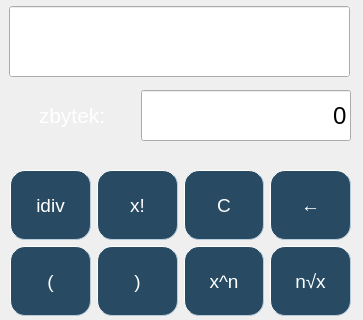
Above: src/ui/mainwindow.ui from Hellman666/ivs_project_2 before the change; both pictures show x 0 to 363 and y 0 to 320 of the 363 by 659 pixel window. Below: the same form after it.
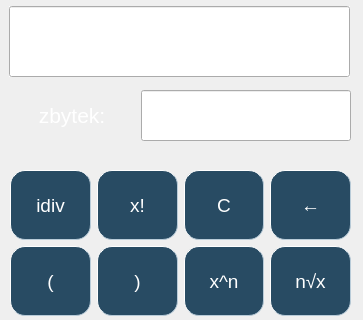
That is the form after the change.

Commit message: ošetření chyb při počítání s kalkulačkou a vypsání ERRORu na Display

```diff
--- a/src/ui/mainwindow.ui
+++ b/src/ui/mainwindow.ui
@@ -961,7 +961,7 @@
         <string notr="true"/>
        </property>
        <property name="text">
-        <string>0</string>
+        <string/>
        </property>
        <property name="alignment">
         <set>Qt::AlignRight|Qt::AlignTrailing|Qt::AlignVCenter</set>
```
The commit also changes 1 other file.
